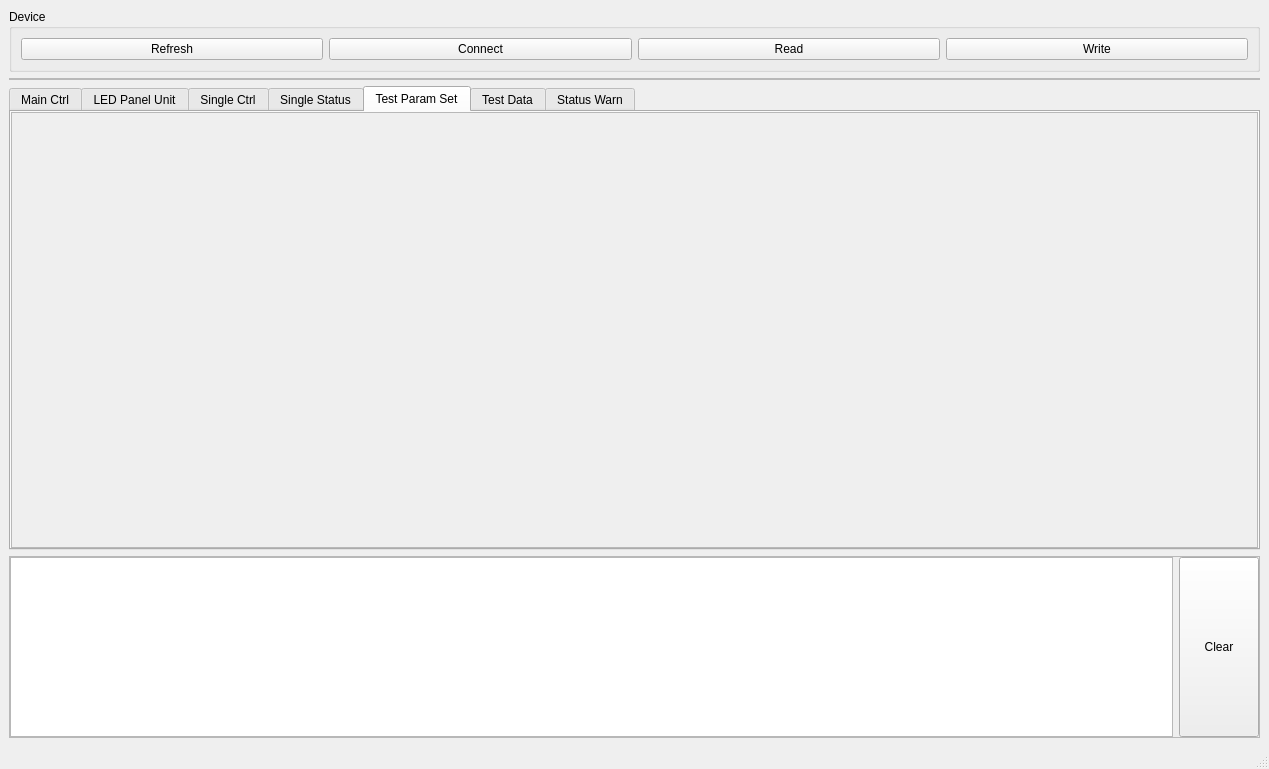
The window that src/ChromXApp/mainwindow.ui (liyangfamily/ChromX) describes before a commit, drawn with Qt 5.
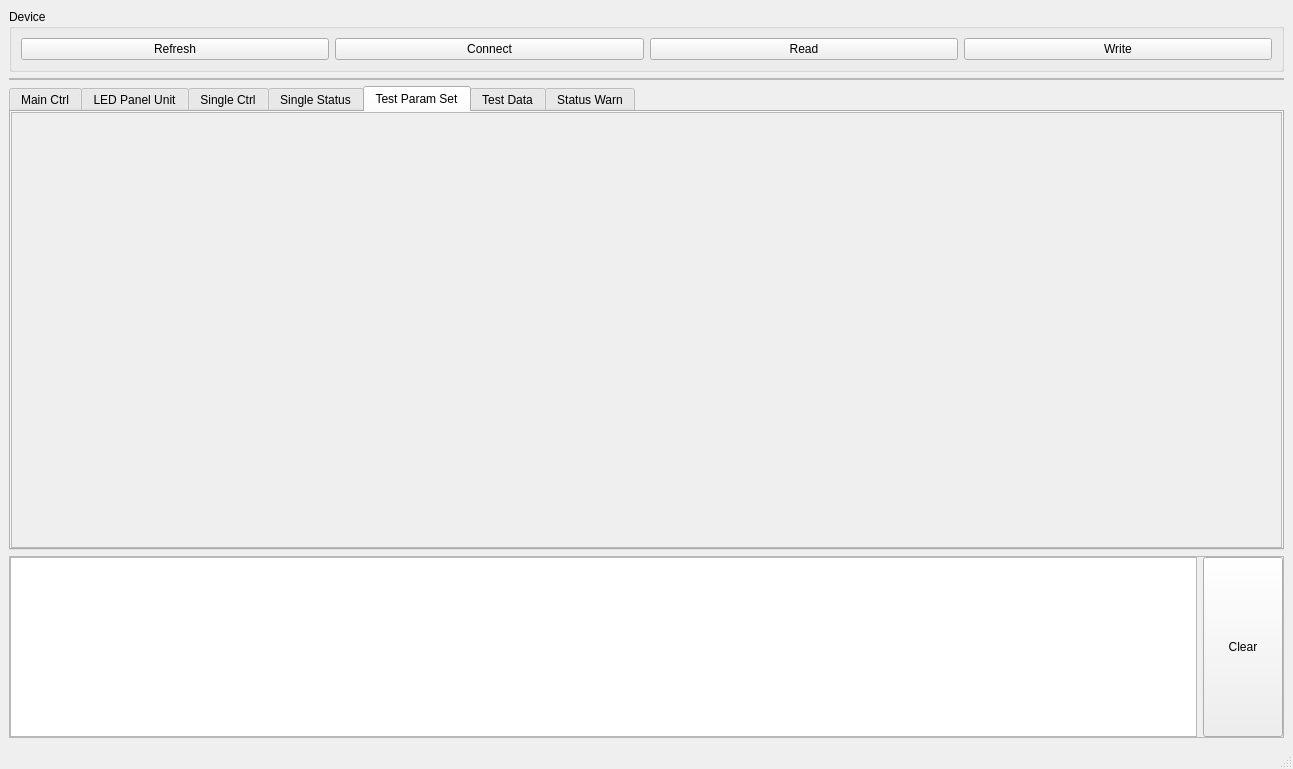
The same window after the commit. The open tabs and pages were chosen to show the change.

Commit message:
[bugfix][ChromX][mainwindow.ui] set first control ui to TestParamSet
[what] 1、设置第一个控制界面为整机测试

[why]

[how]

```diff
--- a/src/ChromXApp/mainwindow.ui
+++ b/src/ChromXApp/mainwindow.ui
@@ -6,7 +6,7 @@
    <rect>
     <x>0</x>
     <y>0</y>
-    <width>1169</width>
+    <width>1293</width>
     <height>769</height>
    </rect>
   </property>
@@ -2075,8 +2075,8 @@
             <rect>
              <x>0</x>
              <y>0</y>
-             <width>1143</width>
-             <height>409</height>
+             <width>1269</width>
+             <height>450</height>
             </rect>
            </property>
           </widget>
```
Left out of the diff: 6 changed lines with no effect on the pictures.
